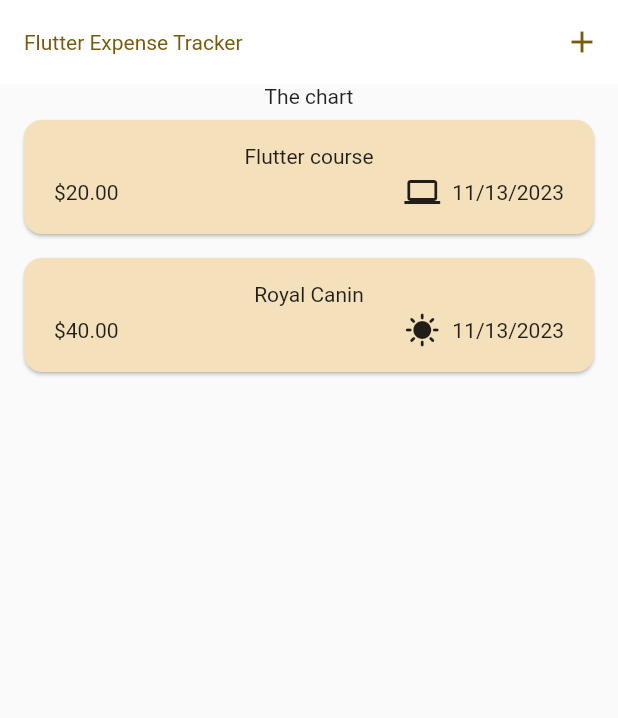
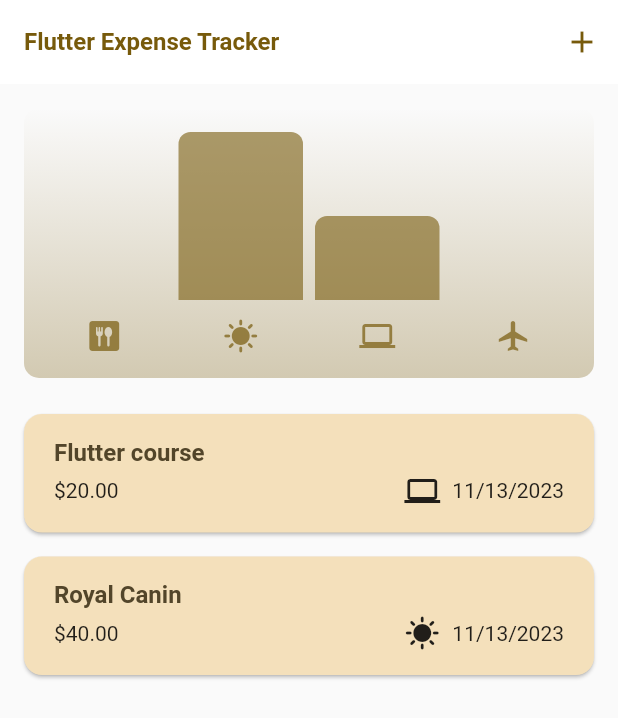
Before and after one commit to kurylko/expense_tracker, a Flutter app: the screen it shows after launch, on a phone screen of 412 x 824 dp. Shown: the top 718 px of the screen. Run offline on Flutter 3.47's test engine with Material 2 defaults, Android fonts, the phone set to English and light mode, and no system bars.

Commit message:
added charts with expenses level

```diff
--- a/lib/main.dart
+++ b/lib/main.dart
@@ -4,9 +4,23 @@ import 'package:expense_tracker_app/widgets/expenses.dart';
 var kColorScheme =
     ColorScheme.fromSeed(seedColor: const Color.fromARGB(255, 231, 176, 11));
 
+    var kDarkColorScheme = ColorScheme.fromSeed(
+      brightness: Brightness.dark,
+      seedColor: const Color.fromARGB(255, 11, 55, 231));
+
 void main() {
   runApp(
     MaterialApp(
+      darkTheme: ThemeData.dark().copyWith(
+        useMaterial3: true,
+        colorScheme: kDarkColorScheme,
+        cardTheme: const CardTheme().copyWith(
+          color: kColorScheme.secondaryContainer,
+          margin: const EdgeInsets.symmetric(
+            horizontal: 16,
+            vertical: 8),
+        ),
+        ),
       theme: ThemeData().copyWith(
         //overriding only selected styles
         useMaterial3: true,
@@ -17,19 +31,22 @@ void main() {
         ),
         cardTheme: const CardTheme().copyWith(
           color: kColorScheme.secondaryContainer,
-          margin: const EdgeInsets.symmetric(horizontal: 16, vertical: 8),
+          margin: const EdgeInsets.symmetric(
+            horizontal: 16,
+            vertical: 8),
         ),
         elevatedButtonTheme: ElevatedButtonThemeData(
           style: ElevatedButton.styleFrom(
             backgroundColor: kColorScheme.primaryContainer,
           ),
         ),
-        textTheme: ThemeData().textTheme.copyWith(
+        textTheme: ThemeData().textTheme.copyWith(  //my styles for titles
             titleLarge: TextStyle(
-                fontWeight: FontWeight.normal,
+                fontWeight: FontWeight.bold,
                 color: kColorScheme.onSecondaryContainer,
-                fontSize: 14)),
+                fontSize: 16)),
       ),
+      themeMode: ThemeMode.system,
       home: const Expenses(),
     ),
   );
--- a/lib/models/expense.dart
+++ b/lib/models/expense.dart
@@ -29,7 +29,34 @@ class Expense {
   final DateTime date;
   final Category category;
 
-  String get formattedDate {            // this is flutter getter
+  String get formattedDate {
+    // this is flutter getter
     return formatter.format(date);
   }
 }
+
+//For the chart - utility constructor function
+class ExpenseBucket {
+  const ExpenseBucket({required this.expenses, required this.category});
+
+  ExpenseBucket.forCategory(
+    //filtering expenses by category
+    List<Expense> allExpenses,
+    this.category,
+  ) : expenses = allExpenses
+            .where((expense) => expense.category == category)
+            .toList();
+
+  final Category category;
+  final List<Expense> expenses;
+
+  double get totalExpenses {
+    double sum = 0;
+
+    for (final expense in expenses) {
+      sum += expense.amount; //sum = sum + expense.amount
+    }
+
+    return sum;
+  }
+}
--- /dev/null
+++ b/lib/widgets/chart/chart.dart
@@ -0,0 +1,93 @@
+import 'package:flutter/material.dart';
+import 'package:expense_tracker_app/widgets/chart/chart_bar.dart';
+import 'package:expense_tracker_app/models/expense.dart';
+
+class Chart extends StatelessWidget {
+  const Chart({super.key, required this.expenses});
+
+  final List<Expense> expenses;
+
+  //creating chartBars
+
+  List<ExpenseBucket> get buckets {
+    return [
+      ExpenseBucket.forCategory(expenses, Category.food),
+      ExpenseBucket.forCategory(expenses, Category.cat),
+      ExpenseBucket.forCategory(expenses, Category.work),
+      ExpenseBucket.forCategory(expenses, Category.travel),
+    ];
+  }
+
+  double get maxTotalExpense {
+    double maxTotalExpense = 0;
+
+    for (final bucket in buckets) {
+      if (bucket.totalExpenses > maxTotalExpense) {
+        maxTotalExpense = bucket.totalExpenses;
+      }
+    }
+    return maxTotalExpense;
+  }
+
+  @override
+  Widget build(BuildContext context) {
+    final isDarkMode =
+        MediaQuery.of(context).platformBrightness == Brightness.dark;
+    return Container(
+      margin: const EdgeInsets.all(16),
+      padding: const EdgeInsets.symmetric(vertical: 16, horizontal: 8),
+      width: double.infinity,
+      height: 180,
+      decoration: BoxDecoration(
+          borderRadius: BorderRadius.circular(10),
+          gradient: LinearGradient(
+            colors: [
+              Theme.of(context).colorScheme.primary.withOpacity(0.3),
+              Theme.of(context).colorScheme.primary.withOpacity(0.0),
+            ],
+            begin: Alignment.bottomCenter,
+            end: Alignment.topCenter,
+          )),
+      child: Column(
+        children: [
+          Expanded(
+            child: Row(
+              crossAxisAlignment: CrossAxisAlignment.end,
+              children: [
+                for (final bucket in buckets) // alternative to map
+                  ChartBar(
+                    fill: bucket.totalExpenses == 0
+                        ? 0
+                        : bucket.totalExpenses / maxTotalExpense, // to get needed chartBar height
+                  ),
+              ],
+            ),
+          ),
+          const SizedBox(
+            height: 12,
+          ),
+          Row(
+            children: buckets
+                .map(
+                  (bucket) => Expanded(
+                    child: Padding(
+                      padding: const EdgeInsets.symmetric(horizontal: 4),
+                      child: Icon(
+                        CategoryIcons[bucket.category],
+                        color: isDarkMode
+                            ? Theme.of(context).colorScheme.secondary
+                            : Theme.of(context)
+                                .colorScheme
+                                .primary
+                                .withOpacity(0.7),
+                      ),
+                    ),
+                  ),
+                )
+                .toList(),
+          ),
+        ],
+      ),
+    );
+  }
+}
--- /dev/null
+++ b/lib/widgets/chart/chart_bar.dart
@@ -0,0 +1,29 @@
+import 'package:flutter/material.dart';
+
+class ChartBar extends StatelessWidget {
+const ChartBar({super.key, required this.fill});
+final double fill;
+
+@override
+Widget build(BuildContext context) {
+  final isDarkMode =
+  MediaQuery.of(context).platformBrightness == Brightness.dark;
+  return Expanded(
+    child: Padding(
+      padding: const EdgeInsets.symmetric(horizontal: 4),
+      child: FractionallySizedBox(
+        heightFactor: fill,
+        child: DecoratedBox(
+        decoration: BoxDecoration(
+          shape: BoxShape.rectangle,
+          borderRadius: const BorderRadius.vertical(top: Radius.circular(8),),
+          color: isDarkMode
+          ? Theme.of(context).colorScheme.secondary
+          : Theme.of(context).colorScheme.primary.withOpacity(0.6),
+        ),),
+      ),
+    ),
+    );
+}
+
+}
--- a/lib/widgets/expenses.dart
+++ b/lib/widgets/expenses.dart
@@ -1,3 +1,4 @@
+import 'package:expense_tracker_app/widgets/chart/chart.dart';
 import 'package:expense_tracker_app/widgets/expeses_list/expenses_list.dart';
 import 'package:expense_tracker_app/widgets/new_expense.dart';
 import 'package:flutter/material.dart';
@@ -90,7 +91,7 @@ class _ExpensesState extends State<Expenses> {
       body: Column(
         children: [
           // add toolbar with + button
-          const Text('The chart'),
+          Chart(expenses: _registeredExpenses),
           Expanded(
             child: mainContent,
           ),
--- a/lib/widgets/expeses_list/expense_item.dart
+++ b/lib/widgets/expeses_list/expense_item.dart
@@ -17,8 +17,12 @@ class ExpenseItem extends StatelessWidget {
           vertical: 16,
         ),
         child: Column(
+          crossAxisAlignment: CrossAxisAlignment.start,
           children: [
-            Text(expense.title),
+            Text(
+              expense.title,
+              style: Theme.of(context).textTheme.titleLarge,
+            ),
             const SizedBox(
               height: 4,
             ),
@@ -29,7 +33,9 @@ class ExpenseItem extends StatelessWidget {
                 const Spacer(),
                 Row(
                   children: [
-                    Icon(CategoryIcons[expense.category],),
+                    Icon(
+                      CategoryIcons[expense.category],
+                    ),
                     const SizedBox(
                       width: 8,
                     ),
--- a/lib/widgets/expeses_list/expenses_list.dart
+++ b/lib/widgets/expeses_list/expenses_list.dart
@@ -16,6 +16,11 @@ class ExpensesList extends StatelessWidget {
       itemBuilder: (ctx, index) => Dismissible(
           //to swipe not needed expenses
           key: ValueKey(expenses[index]), //identify the Expense to delete
+          background: Container(
+            color: Theme.of(context).colorScheme.error.withOpacity(0.4),
+            margin: EdgeInsets.symmetric(
+                horizontal: Theme.of(context).cardTheme.margin!.horizontal),
+          ),
           onDismissed: (direction) {
             onRemoveExpense(expenses[index]);
           },
```
